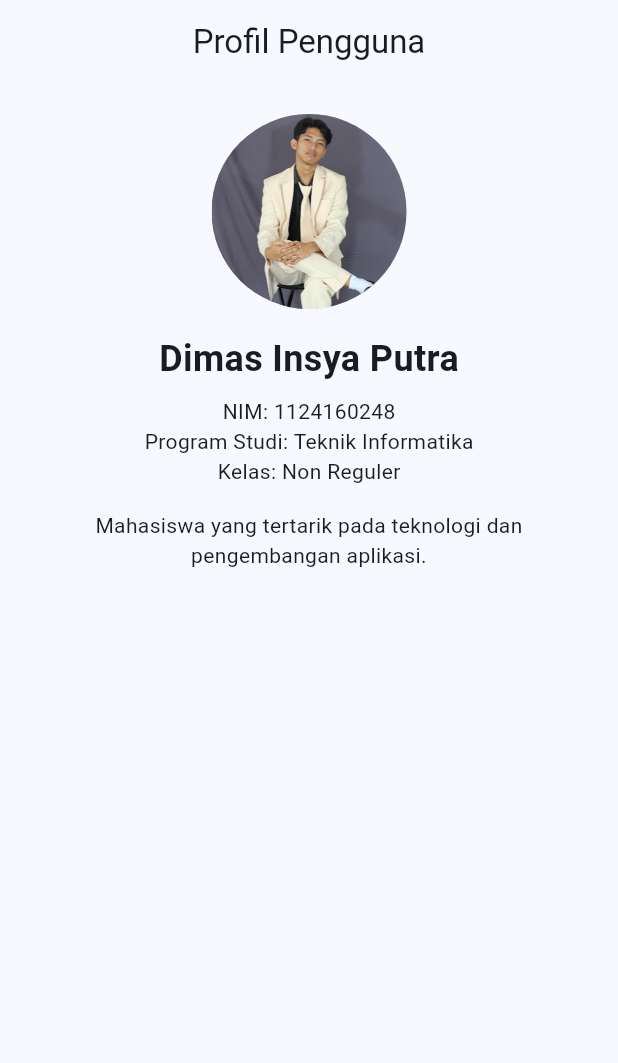
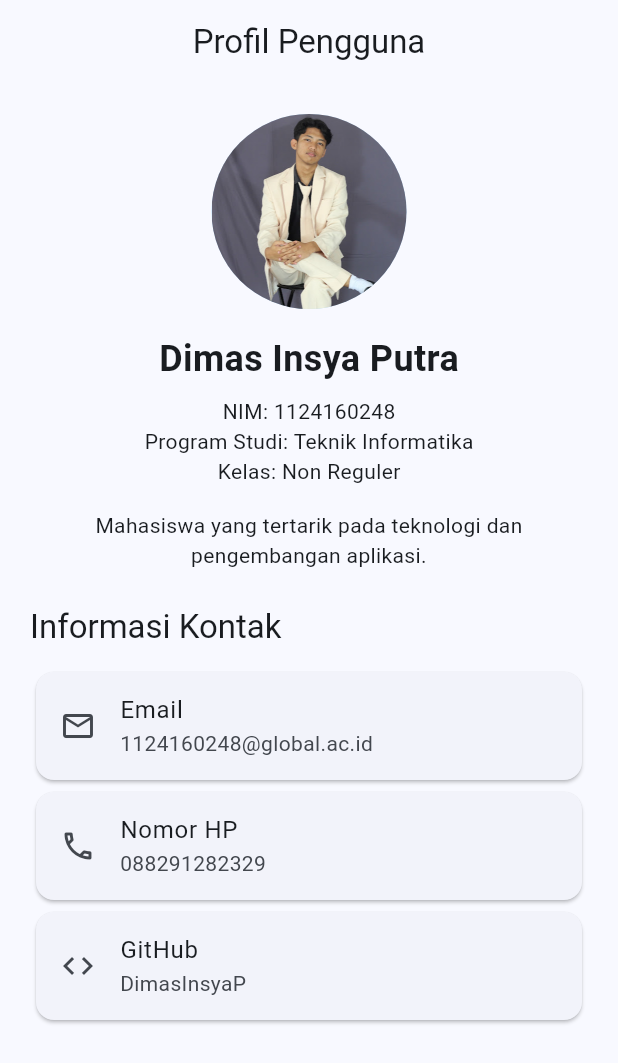
Before and after one commit to DimasInsyaP/uts-pml-1124160248, a Flutter app: the screen it shows after launch, on a phone screen of 412 x 824 dp. Shown: the top 1063 px of the screen. Run offline on Flutter 3.47's test engine with Material 3 defaults, Android fonts, the phone set to English and light mode, and no system bars.

Commit message:
feat: menambahkan informasi kontak pengguna

```diff
--- a/soal2-profil-app/lib/screens/profile_page.dart
+++ b/soal2-profil-app/lib/screens/profile_page.dart
@@ -38,6 +38,42 @@ class ProfilePage extends StatelessWidget {
               'Mahasiswa yang tertarik pada teknologi dan pengembangan aplikasi.',
               textAlign: TextAlign.center,
             ),
+
+            const SizedBox(height: 24),
+
+            Align(
+              alignment: Alignment.centerLeft,
+              child: Text(
+                'Informasi Kontak',
+                style: Theme.of(context).textTheme.titleLarge,
+              ),
+            ),
+
+            const SizedBox(height: 12),
+
+            const Card(
+              child: ListTile(
+                leading: Icon(Icons.email_outlined),
+                title: Text('Email'),
+                subtitle: Text('1124160248@global.ac.id'),
+              ),
+            ),
+
+            const Card(
+              child: ListTile(
+                leading: Icon(Icons.phone_outlined),
+                title: Text('Nomor HP'),
+                subtitle: Text('088291282329'),
+              ),
+            ),
+
+            const Card(
+              child: ListTile(
+                leading: Icon(Icons.code),
+                title: Text('GitHub'),
+                subtitle: Text('DimasInsyaP'),
+              ),
+            ),
           ],
         ),
       ),
```
